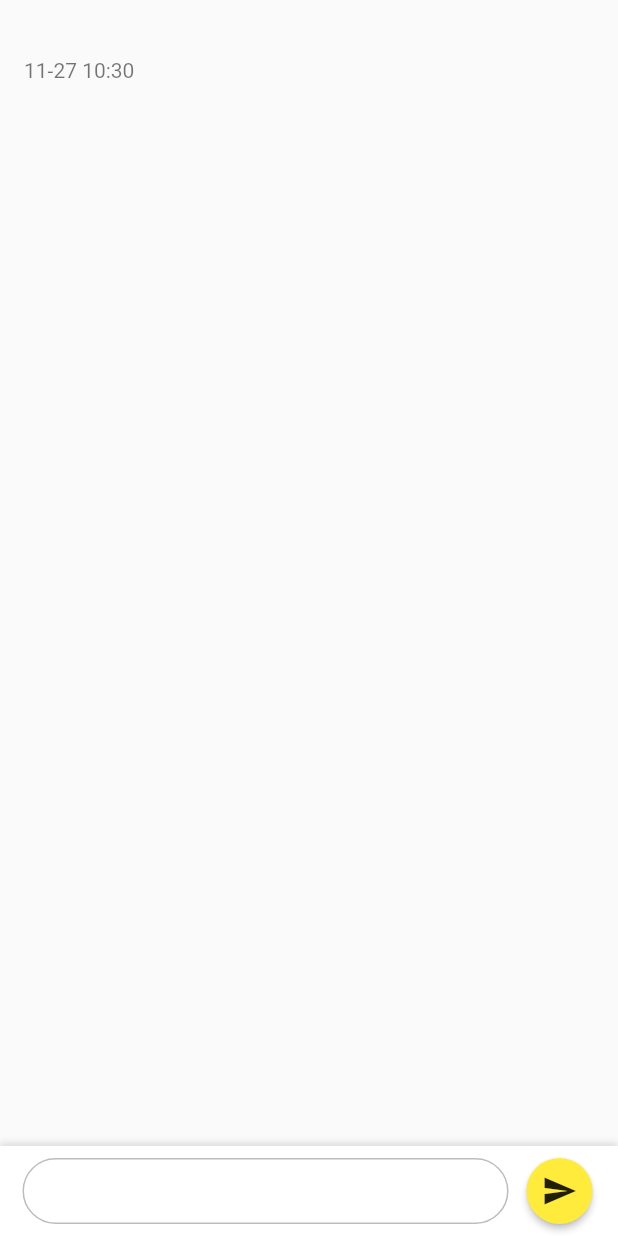
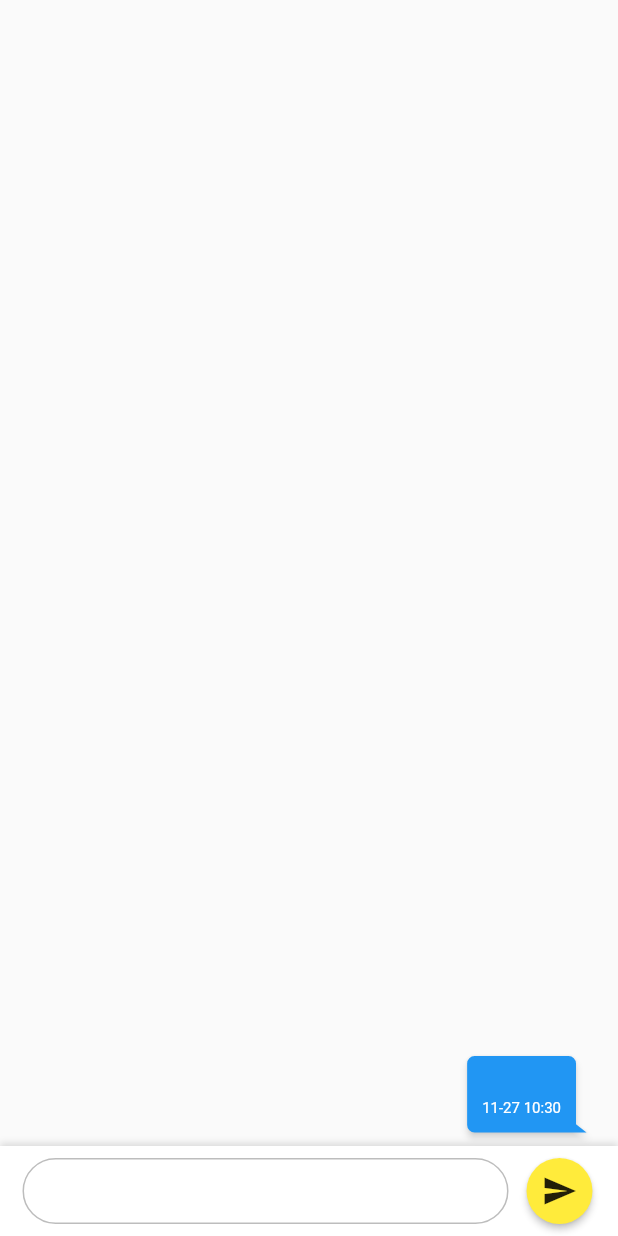
Before and after one commit to 2022EvenBetter/HomeAloneRecipe, a Flutter app: the MessageListScreen screen opened directly, after a tap on the "send" icon, on a phone screen of 412 x 824 dp. Run offline on Flutter 3.47's test engine with Material 2 defaults, Android fonts, the phone set to English and light mode, and no system bars; drawn by our look-alikes of flutter_chat_bubble; our stand-ins replace cached_network_image, cloud_firestore, dropdown_button2, firebase_auth, firebase_core, firebase_database and 3 more; missing offline and left inert: bottom_drawer, dart:ffi, xml2json; accounts and stored records are empty.

Commit message:
Feat: update group chatting 1. UI 디자인 변경 2. 다른 사용자의 nickname 출력 3. 메시지 전송 시간 출력

```diff
--- a/lib/models/message.dart
+++ b/lib/models/message.dart
@@ -3,11 +3,15 @@ import 'package:cloud_firestore/cloud_firestore.dart';
 class MessageModel {
   final String id; //해당 도큐먼트의 ID를 담기위함.
   final String content;
+  final String uid;
+  final String nickName;
   final Timestamp sendDate;
 
   MessageModel({
     this.id = '',
     this.content = '',
+    this.uid='',
+    this.nickName='',
     Timestamp? sendDate,
   }):sendDate = sendDate??Timestamp(0, 0);
 
@@ -17,6 +21,8 @@ class MessageModel {
     return MessageModel(
       id: id,
       content: map['content'] ??'',
+      uid: map['uid'] ??'',
+      nickName: map['nickName'] ??'',
       sendDate: map['sendDate']??Timestamp(0, 0)
     );
   }
@@ -24,6 +30,8 @@ class MessageModel {
   Map<String, dynamic> toMap() {
     Map<String, dynamic> data = {};
     data['content'] = content;
+    data['uid'] = uid;
+    data['nickName'] = nickName;
     data['sendDate'] = sendDate;
     return data;
   }
--- /dev/null
+++ b/lib/screen/chatBubble_screen.dart
@@ -0,0 +1,94 @@
+import 'package:cloud_firestore/cloud_firestore.dart';
+import 'package:flutter/material.dart';
+import 'package:flutter_chat_bubble/bubble_type.dart';
+import 'package:flutter_chat_bubble/chat_bubble.dart';
+import 'package:flutter_chat_bubble/clippers/chat_bubble_clipper_4.dart';
+
+class ChatBubbles extends StatelessWidget {
+  const ChatBubbles(this.message, this.isMe, this.userNickname, this.time,
+      {Key? key})
+      : super(key: key);
+
+  final String message;
+  final bool isMe;
+  final String userNickname;
+  final Timestamp time;
+
+  @override
+  Widget build(BuildContext context) {
+    return Row(
+      mainAxisAlignment: isMe ? MainAxisAlignment.end : MainAxisAlignment.start,
+      children: [
+        if (isMe)
+          Padding(
+            padding: const EdgeInsets.fromLTRB(0, 0, 5, 5),
+            child: ChatBubble(
+              clipper: ChatBubbleClipper4(type: BubbleType.sendBubble),
+              alignment: Alignment.topRight,
+              margin: const EdgeInsets.only(top: 20),
+              backGroundColor: Colors.blue,
+              child: Container(
+                constraints: BoxConstraints(
+                  maxWidth: MediaQuery.of(context).size.width * 0.7,
+                ),
+                child: Column(
+                  crossAxisAlignment: CrossAxisAlignment.end,
+                  children: [
+                    Text(
+                      message,
+                      style: const TextStyle(color: Colors.white),
+                    ),
+                    Text(
+                      time.toDate().toLocal().toString().substring(5, 16),
+                      style: const TextStyle(
+                        fontSize: 10,
+                        color: Colors.white,
+                      ),
+                    ),
+                  ],
+                ),
+              ),
+            ),
+          )
+        else if (!isMe)
+          Padding(
+            padding: const EdgeInsets.fromLTRB(5, 0, 0, 5),
+            child: ChatBubble(
+              clipper: ChatBubbleClipper4(type: BubbleType.receiverBubble),
+              backGroundColor: const Color(0xffFFE603),
+              margin: const EdgeInsets.only(top: 20),
+              child: Container(
+                constraints: BoxConstraints(
+                  maxWidth: MediaQuery.of(context).size.width * 0.7,
+                ),
+                child: Column(
+                  crossAxisAlignment: CrossAxisAlignment.start,
+                  children: [
+                    Text(
+                      userNickname,
+                      style: const TextStyle(
+                        fontWeight: FontWeight.bold,
+                        color: Colors.black,
+                        fontSize: 12,
+                      ),
+                    ),
+                    Text(
+                      message,
+                      style: const TextStyle(color: Colors.black),
+                    ),
+                    Text(
+                      time.toDate().toLocal().toString().substring(5, 16),
+                      style: const TextStyle(
+                        fontSize: 10,
+                        color: Colors.black,
+                      ),
+                    ),
+                  ],
+                ),
+              ),
+            ),
+          )
+      ],
+    );
+  }
+}
--- a/lib/screen/groupChatting.dart
+++ b/lib/screen/groupChatting.dart
@@ -1,8 +1,10 @@
 import 'dart:developer';
-
 import 'package:cloud_firestore/cloud_firestore.dart';
 import 'package:flutter/material.dart';
 import 'package:home_alone_recipe/models/message.dart';
+import 'package:home_alone_recipe/provider/userProvider.dart';
+import 'package:home_alone_recipe/screen/chatBubble_screen.dart';
+import 'package:provider/provider.dart';
 
 class MessageListScreen extends StatefulWidget {
   const MessageListScreen({Key? key}) : super(key: key);
@@ -13,9 +15,11 @@ class MessageListScreen extends StatefulWidget {
 
 class _MessageListScreenState extends State<MessageListScreen> {
   TextEditingController controller = TextEditingController();
+  late UserProvider userProvider;
 
   @override
   Widget build(BuildContext context) {
+    userProvider = Provider.of<UserProvider>(context);
     return Scaffold(
       body: StreamBuilder<List<MessageModel>>(
         stream: streamMessages(), //중계하고 싶은 Stream을 넣는다.
@@ -36,16 +40,17 @@ class _MessageListScreenState extends State<MessageListScreen> {
                 Expanded(
                     child: ListView.builder(
                         // 상위 위젯의 크기를 기준으로 잡는게 아닌 자식위젯의 크기를 기준으로 잡음
+                        reverse: true,
                         itemCount: messages.length,
                         itemBuilder: (context, index) {
                           return ListTile(
-                            title: Text(messages[index].content),
-                            subtitle: Text(messages[index]
-                                .sendDate
-                                .toDate()
-                                .toLocal()
-                                .toString()
-                                .substring(5, 16)),
+                            title: ChatBubbles(
+                                messages[index].content,
+                                messages[index].uid.toString() ==
+                                    userProvider.uid,
+                                messages[index].nickName,
+                                messages[index].sendDate
+                            ),
                           );
                         })),
                 getInputWidget()
@@ -57,6 +62,36 @@ class _MessageListScreenState extends State<MessageListScreen> {
     );
   }
 
+  Stream<List<MessageModel>> streamMessages() {
+    try {
+      //찾고자 하는 컬렉션의 스냅샷(Stream)을 가져온다.
+      final Stream<QuerySnapshot> snapshots = FirebaseFirestore.instance
+          .collection(
+              '/chatrooms/H6Qw7eohRMNhoNoKGY0S/messages') // 아직 채팅방 여러개는 안됨
+          .orderBy('sendDate', descending: true)
+          .snapshots();
+
+      //스냅샷(Stream)내부의 자료들을 List<MessageModel> 로 변환하기 위해 map을 사용하도록 한다.
+      //참고로 List.map()도 List 안의 element들을 원하는 형태로 변환하여 새로운 List로 반환한다
+      return snapshots.map((querySnapshot) {
+        List<MessageModel> messages =
+            []; //querySnapshot을 message로 옮기기 위해 List<MessageModel> 선언
+        querySnapshot.docs.forEach((element) {
+          //해당 컬렉션에 존재하는 모든 docs를 순회하며 messages 에 데이터를 추가한다.
+          messages.add(MessageModel.fromMap(
+              id: element.id, map: element.data() as Map<String, dynamic>));
+        });
+        return messages; //QuerySnapshot에서 List<MessageModel> 로 변경이 됐으니 반환
+      }); //Stream<QuerySnapshot> 에서 Stream<List<MessageModel>>로 변경되어 반환됨
+
+    } catch (ex) {
+      //오류 발생 처리
+      log('error)', error: ex.toString(), stackTrace: StackTrace.current);
+      return Stream.error(ex.toString());
+    }
+  }
+
+  //전송버튼
   Widget getInputWidget() {
     return Container(
       height: 60,
@@ -112,49 +147,25 @@ class _MessageListScreenState extends State<MessageListScreen> {
     );
   }
 
+  //전송버튼을 눌렀을 때 동작
   void _onPressedSendButton() {
     try {
       //서버로 보낼 데이터를 모델클래스에 담아둔다.
-      //여기서 sendDate에 Timestamp.now()가 들어가는데 이는 디바이스의 시간을 나타내므로 나중에는 서버의 시간을 넣는 방법으로 변경하도록 하자.
-      MessageModel messageModel =
-          MessageModel(content: controller.text, sendDate: Timestamp.now());
+      MessageModel messageModel = MessageModel(
+          content: controller.text,
+          uid: userProvider.uid,
+          nickName: userProvider.nickname,
+          sendDate: Timestamp.now());
 
       //Firestore 인스턴스 가져오기
       FirebaseFirestore firestore = FirebaseFirestore.instance;
       //원하는 collection 주소에 새로운 document를 Map의 형태로 추가하는 모습.
       firestore
-          .collection('/chatrooms/2f0wsrh7TGnuOD8MI80f/messages')
+          .collection('/chatrooms/H6Qw7eohRMNhoNoKGY0S/messages')
           .add(messageModel.toMap());
+      controller.clear();
     } catch (ex) {
       log('error)', error: ex.toString(), stackTrace: StackTrace.current);
     }
   }
-
-  Stream<List<MessageModel>> streamMessages() {
-    try {
-      //찾고자 하는 컬렉션의 스냅샷(Stream)을 가져온다.
-      final Stream<QuerySnapshot> snapshots = FirebaseFirestore.instance
-          .collection('/chatrooms/2f0wsrh7TGnuOD8MI80f/messages') // 아직 채팅방 여러개는 안됨
-          .orderBy('sendDate')
-          .snapshots();
-
-      //새낭 스냅샷(Stream)내부의 자료들을 List<MessageModel> 로 변환하기 위해 map을 사용하도록 한다.
-      //참고로 List.map()도 List 안의 element들을 원하는 형태로 변환하여 새로운 List로 반환한다
-      return snapshots.map((querySnapshot) {
-        List<MessageModel> messages =
-            []; //querySnapshot을 message로 옮기기 위해 List<MessageModel> 선언
-        querySnapshot.docs.forEach((element) {
-          //해당 컬렉션에 존재하는 모든 docs를 순회하며 messages 에 데이터를 추가한다.
-          messages.add(MessageModel.fromMap(
-              id: element.id, map: element.data() as Map<String, dynamic>));
-        });
-        return messages; //QuerySnapshot에서 List<MessageModel> 로 변경이 됐으니 반환
-      }); //Stream<QuerySnapshot> 에서 Stream<List<MessageModel>>로 변경되어 반환됨
-
-    } catch (ex) {
-      //오류 발생 처리
-      log('error)', error: ex.toString(), stackTrace: StackTrace.current);
-      return Stream.error(ex.toString());
-    }
-  }
 }
--- a/pubspec.yaml
+++ b/pubspec.yaml
@@ -56,6 +56,7 @@ dependencies:
   dropdown_button2: ^1.9.0
   cached_network_image: ^3.2.2
   cool_dropdown: ^1.4.2
+  flutter_chat_bubble: ^2.0.0
 dev_dependencies:
   flutter_test:
     sdk: flutter
```
Also changed, not shown: pubspec.lock.
